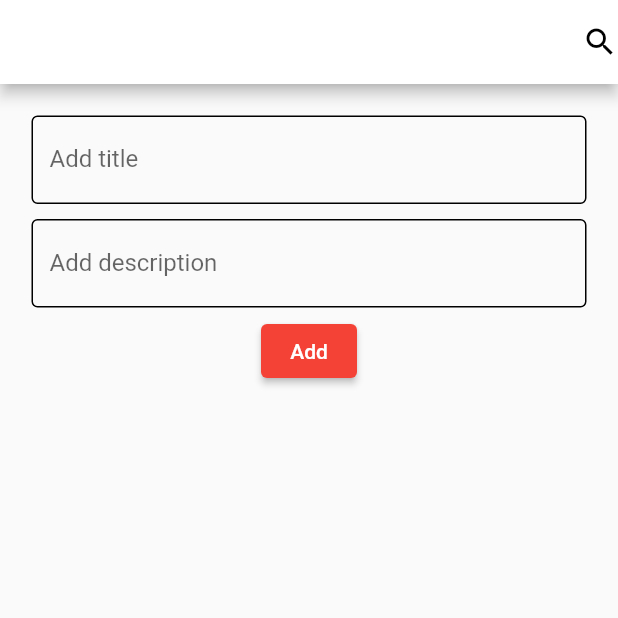
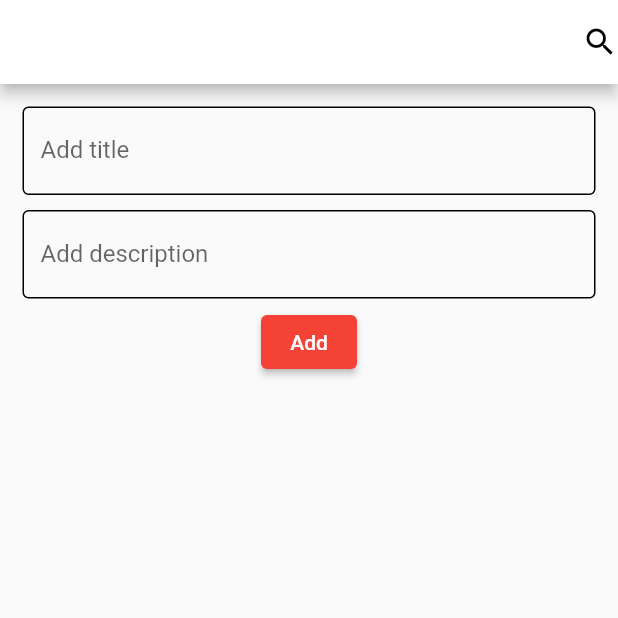
Before and after one commit to shuvosonjoy/flutterPractice, a Flutter app: the screen it shows after launch, on a phone screen of 412 x 824 dp, the top half of it. Run offline on Flutter 3.47's test engine with Material 2 defaults, Android fonts, the phone set to English and light mode, and no system bars.

Commit message:
Update main.dart

```diff
--- a/lib/main.dart
+++ b/lib/main.dart
@@ -47,9 +47,10 @@ class _TodoListState extends State<TodoList> {
       body: Column(
         children: [
           Expanded(
-            flex: 40,
-            child: Padding(
-              padding: const EdgeInsets.all(16.0),
+            flex: 50,
+            child: Container(
+             // padding: const EdgeInsets.all(16.0),
+              margin: EdgeInsets.all(10),
               child: Column(
                 children: [
                   Container(
@@ -96,7 +97,7 @@ class _TodoListState extends State<TodoList> {
             ),
           ),
           Expanded(
-            flex: 60,
+            flex: 50,
             child: ListView.builder(
               itemCount: todos.length,
               itemBuilder: (context, index) {
```
